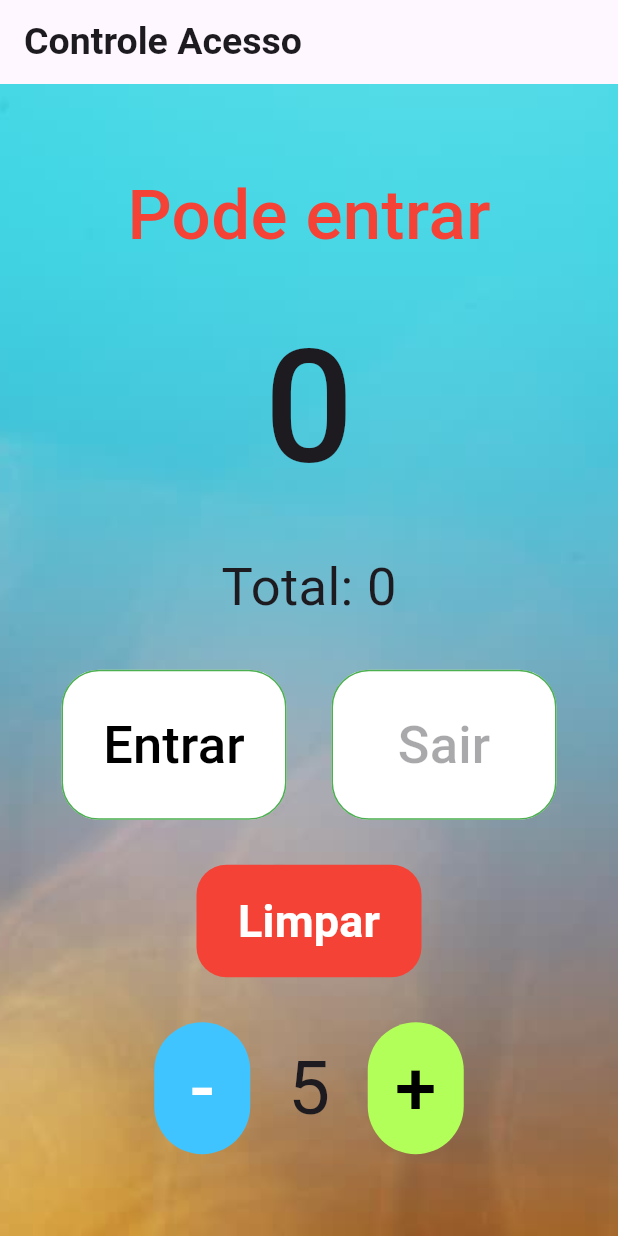
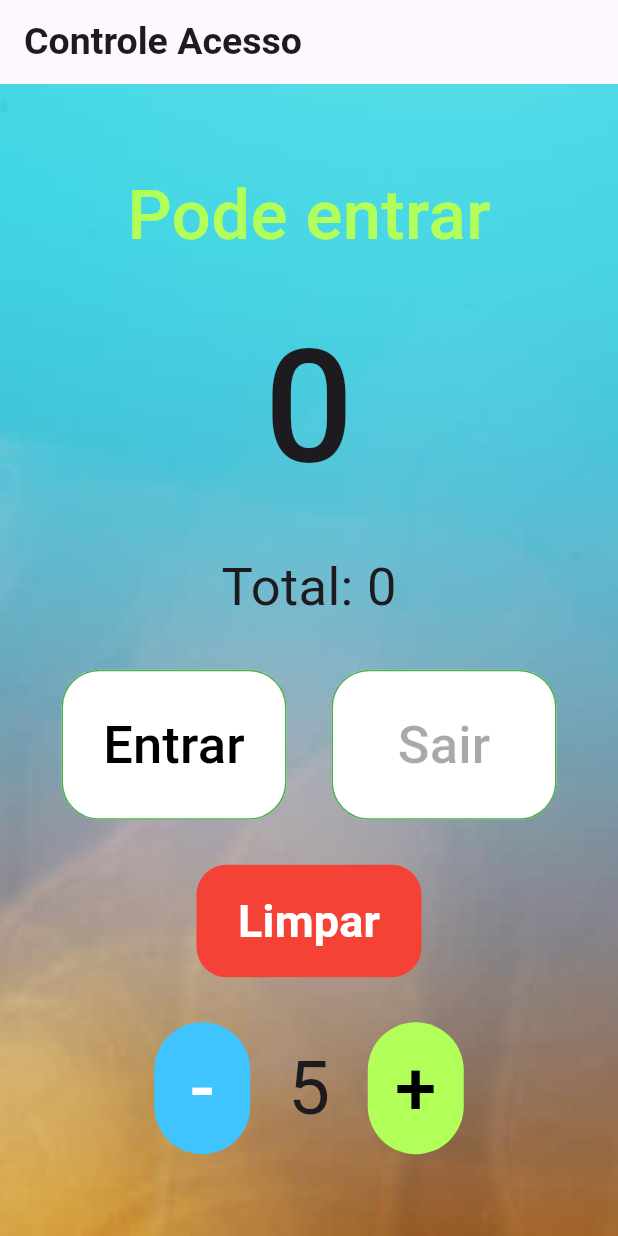
Before and after one commit to zeverardino/contador_flutter, a Flutter app: the screen it shows after launch, on a phone screen of 412 x 824 dp. Run offline on Flutter 3.47's test engine with Material 3 defaults, Android fonts, the phone set to English and light mode, and no system bars.

Commit message:
Ajuste de cores quando aberto e pode entrar e lotado

```diff
--- a/lib/main.dart
+++ b/lib/main.dart
@@ -98,7 +98,7 @@ class _HomePageState extends State<HomePage> {
             Text( isFull ? (isZerado ? 'Fechado' : 'Lotado') : 'Pode entrar',
               style: TextStyle(
                   fontSize: 46,
-                  color: Colors.red,
+                  color: isFull ? Colors.red : Colors.lightGreenAccent,
                   fontWeight: FontWeight.w500
               ),
             ),
```
